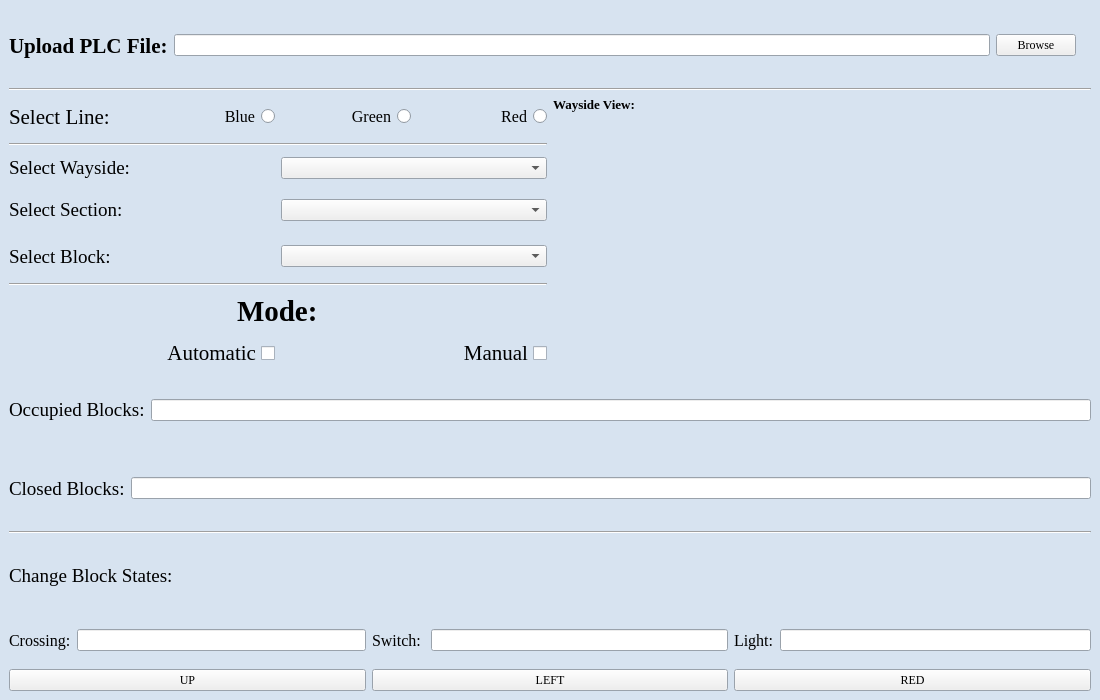
Qt form Wayside HW/TrackControllerHW_UI.ui (asmithie13/ECE-1140) before a commit.
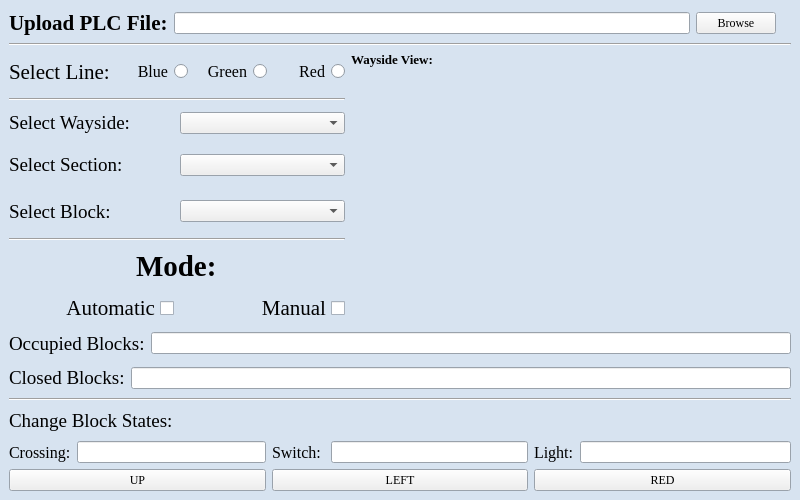
The same form after that commit. Icons and pictures are not drawn.

Commit message: adjusted size of UI window

Diff of the .ui file:
```diff
--- a/Wayside HW/TrackControllerHW_UI.ui
+++ b/Wayside HW/TrackControllerHW_UI.ui
@@ -6,14 +6,14 @@
    <rect>
     <x>0</x>
     <y>0</y>
-    <width>1100</width>
-    <height>700</height>
+    <width>800</width>
+    <height>500</height>
    </rect>
   </property>
   <property name="minimumSize">
    <size>
-    <width>1100</width>
-    <height>700</height>
+    <width>800</width>
+    <height>500</height>
    </size>
   </property>
   <property name="baseSize">
```
